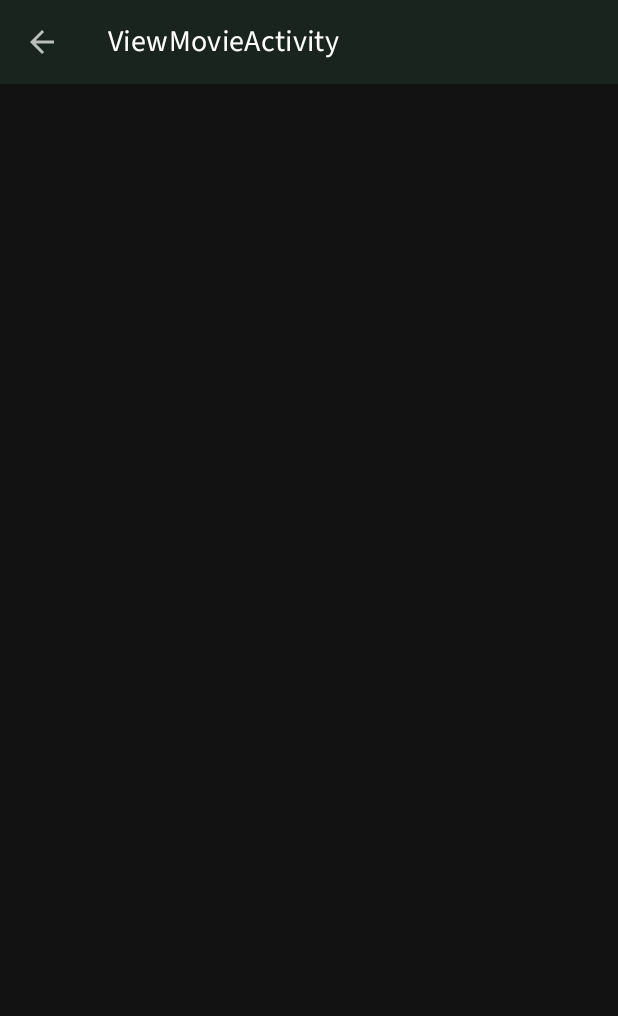
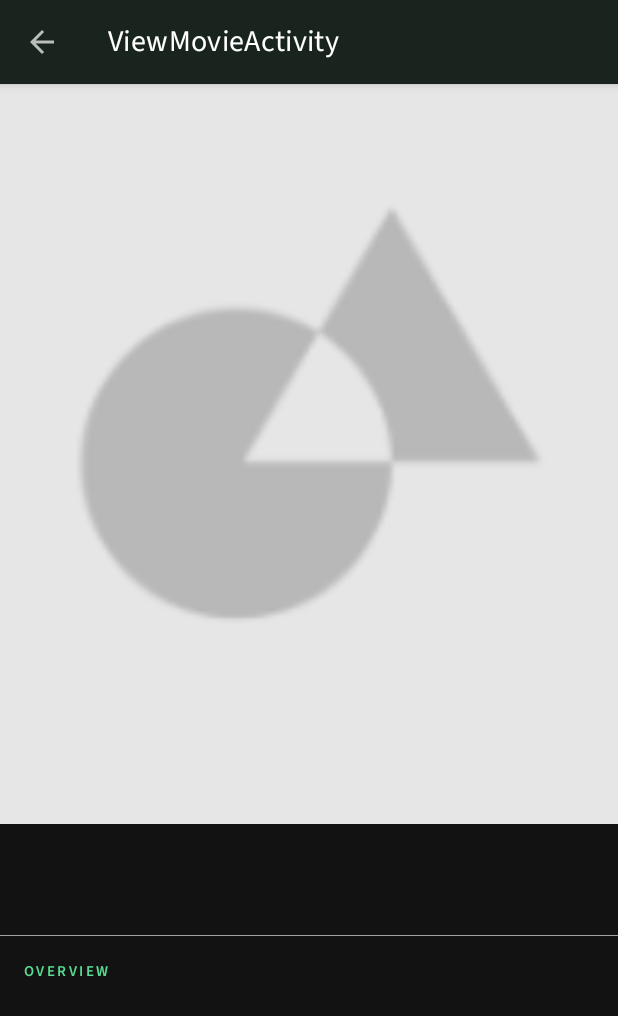
Before and after one commit to divijgupta970/FilmFlix, an Android app: the ViewMovieActivity screen opened directly, with no data from a screen before it, on a phone screen of 412 x 824 dp. Shown: the top 1016 px of the screen. Run offline under Robolectric (Android 15) with nearby library versions, the phone set to English and light mode, and no system bars; pictures from the network do not load; 6 statements that could not run were skipped.

Commit message:
Added ViewMovieActivity

```diff
--- a/app/src/main/java/com/example/filmflix/activities/MainActivity.java
+++ b/app/src/main/java/com/example/filmflix/activities/MainActivity.java
@@ -42,7 +42,13 @@ public class MainActivity extends AppCompatActivity {
         setSupportActionBar(toolbar);
 
         recyclerView=findViewById(R.id.rvMain);
-        recyclerView.setLayoutManager(new GridLayoutManager(this, 2));
+
+        if (this.getResources().getConfiguration().orientation == Configuration.ORIENTATION_PORTRAIT)
+            recyclerView.setLayoutManager(new GridLayoutManager(this, 2));
+
+        else
+            recyclerView.setLayoutManager(new GridLayoutManager(this, 4));
+
         recyclerView.setItemAnimator(new DefaultItemAnimator());
 
         mainActivityViewModel= ViewModelProviders.of(this).get(MainActivityViewModel.class);
--- a/app/src/main/java/com/example/filmflix/activities/ViewMovieActivity.java
+++ b/app/src/main/java/com/example/filmflix/activities/ViewMovieActivity.java
@@ -2,32 +2,64 @@ package com.example.filmflix.activities;
 
 import android.content.Intent;
 import android.os.Bundle;
-import android.widget.Toast;
+import android.widget.ImageView;
+import android.widget.TextView;
 
 import androidx.appcompat.app.AppCompatActivity;
 import androidx.appcompat.widget.Toolbar;
 
+import com.bumptech.glide.Glide;
 import com.example.filmflix.R;
 import com.example.filmflix.model.Result;
 
+import java.text.ParseException;
+import java.text.SimpleDateFormat;
+import java.util.Date;
+
 public class ViewMovieActivity extends AppCompatActivity {
     private Result movie;
+    private ImageView ivPoster;
+    private TextView tvTitle,tvDesc,tvDate;
     @Override
     protected void onCreate(Bundle savedInstanceState) {
         super.onCreate(savedInstanceState);
         setContentView(R.layout.activity_view_movie);
+
+        tvTitle=findViewById(R.id.tvTitle);
+        tvDesc=findViewById(R.id.tvDesc);
+        tvDate=findViewById(R.id.tvReleaseDate);
+        ivPoster=findViewById(R.id.ivPoster);
+
         Toolbar toolbar = findViewById(R.id.toolbar);
         setSupportActionBar(toolbar);
 
         getSupportActionBar().setDisplayHomeAsUpEnabled(true);
 
         Intent intent=getIntent();
-        if (intent.hasExtra("movie")){
-            movie=intent.getParcelableExtra("movie");
-            getSupportActionBar().setTitle(movie.getTitle());
-        }else {
-            Toast.makeText(this, "No extra", Toast.LENGTH_SHORT).show();
+        movie=intent.getParcelableExtra("movie");
+        getSupportActionBar().setTitle(movie.getTitle());
+
+        tvTitle.setText(movie.getTitle());
+        tvDesc.setText(movie.getOverview());
+
+        String imagePath="https://image.tmdb.org/t/p/w500"+movie.getPosterPath();
+        Glide.with(this)
+                .load(imagePath)
+                .placeholder(getDrawable(R.drawable.placeholder))
+                .into(ivPoster);
+
+        try {
+            Date dateInitial=new SimpleDateFormat("yyyy-MM-dd").parse(movie.getReleaseDate());
+            String pattern="dd MMMM, yyyy";
+            SimpleDateFormat simpleDateFormat = new SimpleDateFormat(pattern);
+            String dateConverted = "Released on "+simpleDateFormat.format(dateInitial);
+            tvDate.setText(dateConverted);
+        } catch (ParseException e) {
+            e.printStackTrace();
+            String s="Released on"+movie.getReleaseDate();
+            tvDate.setText(s);
         }
+
     }
 
 }
--- a/app/src/main/res/layout/activity_view_movie.xml
+++ b/app/src/main/res/layout/activity_view_movie.xml
@@ -9,13 +9,11 @@
     <com.google.android.material.appbar.AppBarLayout
         android:layout_width="match_parent"
         android:layout_height="wrap_content">
-
         <com.google.android.material.appbar.MaterialToolbar
             android:id="@+id/toolbar"
+            app:layout_scrollFlags="scroll|exitUntilCollapsed"
             android:layout_width="match_parent"
-            android:layout_height="?attr/actionBarSize"/>
-
+            android:layout_height="wrap_content"/>
     </com.google.android.material.appbar.AppBarLayout>
     <include layout="@layout/content_view_movie" />
-
 </androidx.coordinatorlayout.widget.CoordinatorLayout>
--- a/app/src/main/res/layout/content_view_movie.xml
+++ b/app/src/main/res/layout/content_view_movie.xml
@@ -1,11 +1,83 @@
 <?xml version="1.0" encoding="utf-8"?>
-<androidx.constraintlayout.widget.ConstraintLayout xmlns:android="http://schemas.android.com/apk/res/android"
+<ScrollView android:layout_width="match_parent"
+    android:layout_height="wrap_content"
+    xmlns:android="http://schemas.android.com/apk/res/android"
     xmlns:app="http://schemas.android.com/apk/res-auto"
     xmlns:tools="http://schemas.android.com/tools"
-    android:layout_width="match_parent"
-    android:layout_height="match_parent"
-    app:layout_behavior="@string/appbar_scrolling_view_behavior"
     tools:context=".activities.ViewMovieActivity"
     tools:showIn="@layout/activity_view_movie">
+    <androidx.constraintlayout.widget.ConstraintLayout
 
-</androidx.constraintlayout.widget.ConstraintLayout>
+        android:layout_width="match_parent"
+        android:layout_height="wrap_content">
+        <ImageView
+            android:id="@+id/ivPoster"
+            android:scaleType="centerCrop"
+            app:layout_constraintTop_toTopOf="parent"
+            app:layout_constraintStart_toStartOf="parent"
+            android:layout_width="match_parent"
+            tools:background="@drawable/placeholder"
+            android:layout_height="0dp"
+            app:layout_constraintDimensionRatio="3:4"/>
+
+        <TextView
+            android:id="@+id/tvTitle"
+            android:layout_width="0dp"
+            android:layout_height="wrap_content"
+            android:layout_marginStart="16dp"
+            android:layout_marginTop="16dp"
+            android:layout_marginEnd="16dp"
+            android:maxLines="2"
+            android:ellipsize="end"
+            android:textAppearance="@style/TextAppearance.MaterialComponents.Headline4"
+            app:layout_constraintEnd_toEndOf="parent"
+            app:layout_constraintStart_toStartOf="parent"
+            app:layout_constraintTop_toBottomOf="@id/ivPoster"
+            tools:text="The Godfather" />
+        <View
+            android:alpha="0.6"
+            android:id="@+id/titleDivider"
+            android:layout_marginTop="16dp"
+            app:layout_constraintTop_toBottomOf="@+id/tvTitle"
+            android:background="@color/iconColor"
+            android:layout_width="match_parent"
+            android:layout_height="0.5dp"/>
+        <TextView
+            android:id="@+id/tvDescLabel"
+            android:textAppearance="@style/TextAppearance.MaterialComponents.Overline"
+            android:text="Overview"
+            android:fontFamily="@font/source_sans_pro_semibold"
+            android:layout_width="wrap_content"
+            android:layout_height="wrap_content"
+            android:layout_marginStart="16dp"
+            android:layout_marginTop="16dp"
+            android:textColor="@color/colorPrimary"
+            app:layout_constraintStart_toStartOf="parent"
+            app:layout_constraintTop_toBottomOf="@id/titleDivider" />
+
+        <TextView
+            android:id="@+id/tvDesc"
+            android:layout_width="0dp"
+            android:layout_height="wrap_content"
+            android:layout_marginStart="16dp"
+            android:layout_marginTop="8dp"
+            android:layout_marginEnd="16dp"
+            android:textAppearance="@style/TextAppearance.MaterialComponents.Body2"
+            app:layout_constraintEnd_toEndOf="parent"
+            app:layout_constraintStart_toStartOf="parent"
+            app:layout_constraintTop_toBottomOf="@+id/tvDescLabel"
+            tools:text="Spanning the years 1945 to 1955, a chronicle of the fictional Italian-American Corleone crime family. When organized crime family patriarch, Vito Corleone barely survives an attempt on his life, his youngest son, Michael steps in to take care of the would-be killers, launching a campaign of bloody revenge"
+            />
+
+        <TextView
+            android:id="@+id/tvReleaseDate"
+            android:layout_width="wrap_content"
+            android:layout_height="wrap_content"
+            android:layout_marginStart="16dp"
+            android:layout_marginTop="16dp"
+            tools:text="Released on 14 March, 1972"
+            android:textAppearance="@style/TextAppearance.MaterialComponents.Caption"
+            app:layout_constraintStart_toStartOf="parent"
+            app:layout_constraintTop_toBottomOf="@+id/tvDesc" />
+    </androidx.constraintlayout.widget.ConstraintLayout>
+</ScrollView>
```
